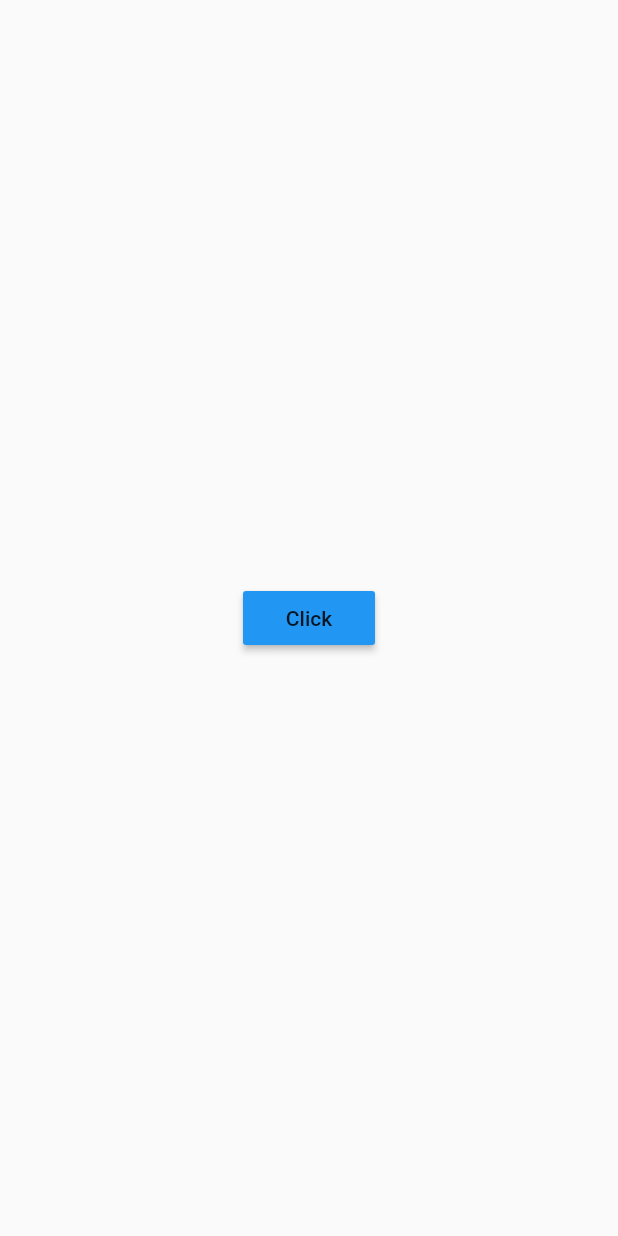
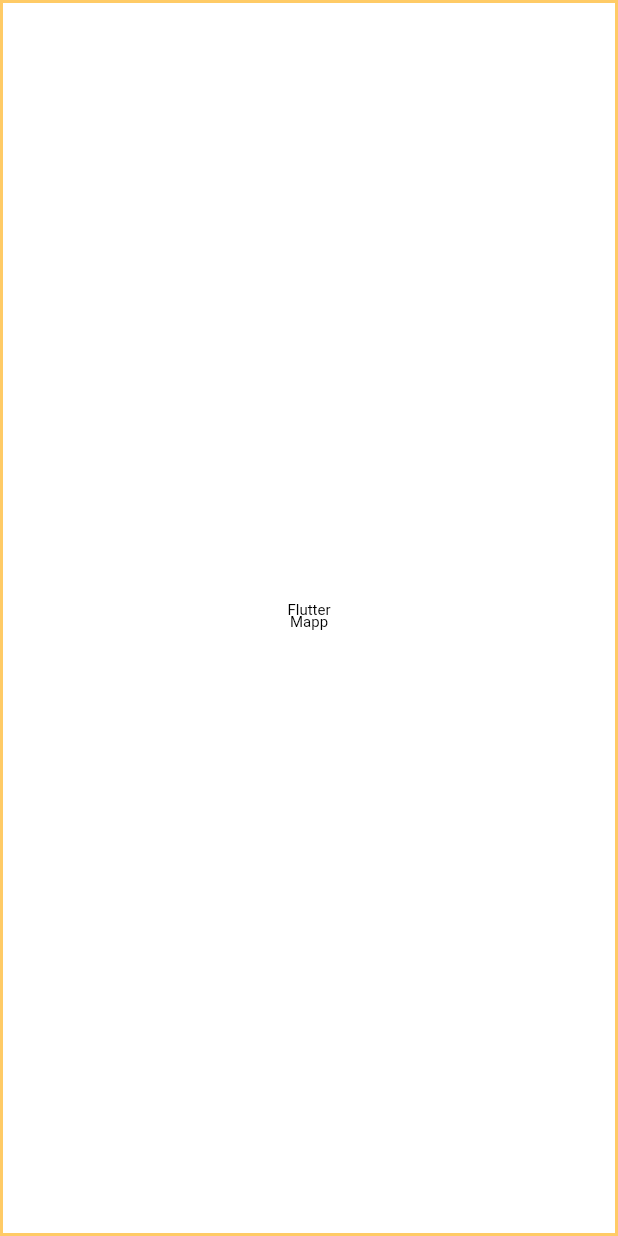
Before and after one commit to zalkary4/flutter_widget_3, a Flutter app: the screen it shows after launch, on a phone screen of 412 x 824 dp. Run offline on Flutter 3.47's test engine with Material 2 defaults, Android fonts, the phone set to English and light mode, and no system bars; our stand-ins replace syncfusion_flutter_datepicker; key blocks and very long unbroken strings in the code were emptied for the run.

Commit message:
semantick widget

```diff
--- a/lib/main.dart
+++ b/lib/main.dart
@@ -1,5 +1,5 @@
 import 'package:flutter/material.dart';
-import 'package:flutter_application_1/material_button_widget2.dart';
+import 'package:flutter_application_1/merge_semantics_widget.dart';
 
 void main() {
   runApp(const MyApp());
@@ -12,7 +12,7 @@ class MyApp extends StatelessWidget {
     return const MaterialApp(
       debugShowCheckedModeBanner: false,
       home: Scaffold(
-        body: MaterialButtonWidget2(),
+        body: MergeSemanticsWidget(),
       ),
     );
   }
--- /dev/null
+++ b/lib/merge_semantics_widget.dart
@@ -0,0 +1,22 @@
+import 'package:flutter/material.dart';
+
+class MergeSemanticsWidget extends StatefulWidget {
+  const MergeSemanticsWidget({Key? key}) : super(key: key);
+
+  @override
+  _MergeSemanticsWidgetState createState() => _MergeSemanticsWidgetState();
+}
+
+class _MergeSemanticsWidgetState extends State<MergeSemanticsWidget> {
+  @override
+  Widget build(BuildContext context) {
+    return MaterialApp(
+      showSemanticsDebugger: true,
+      home: MergeSemantics(
+          child: Row(children: const [
+        Text('Flutter'),
+        Text('Mapp'),
+      ])),
+    );
+  }
+}
```
